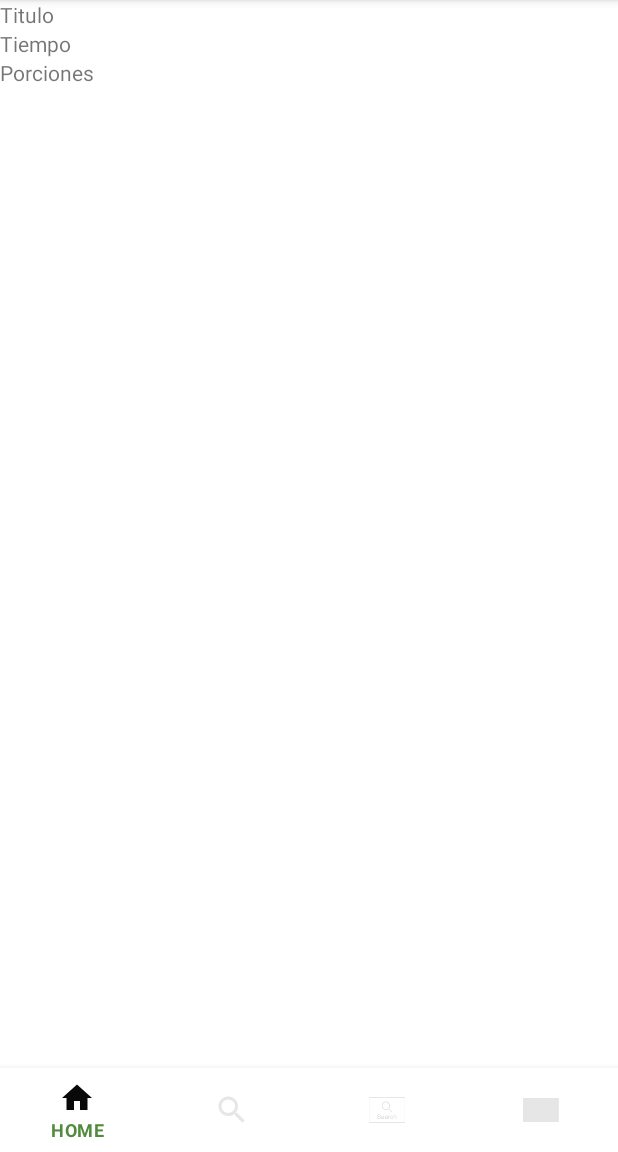
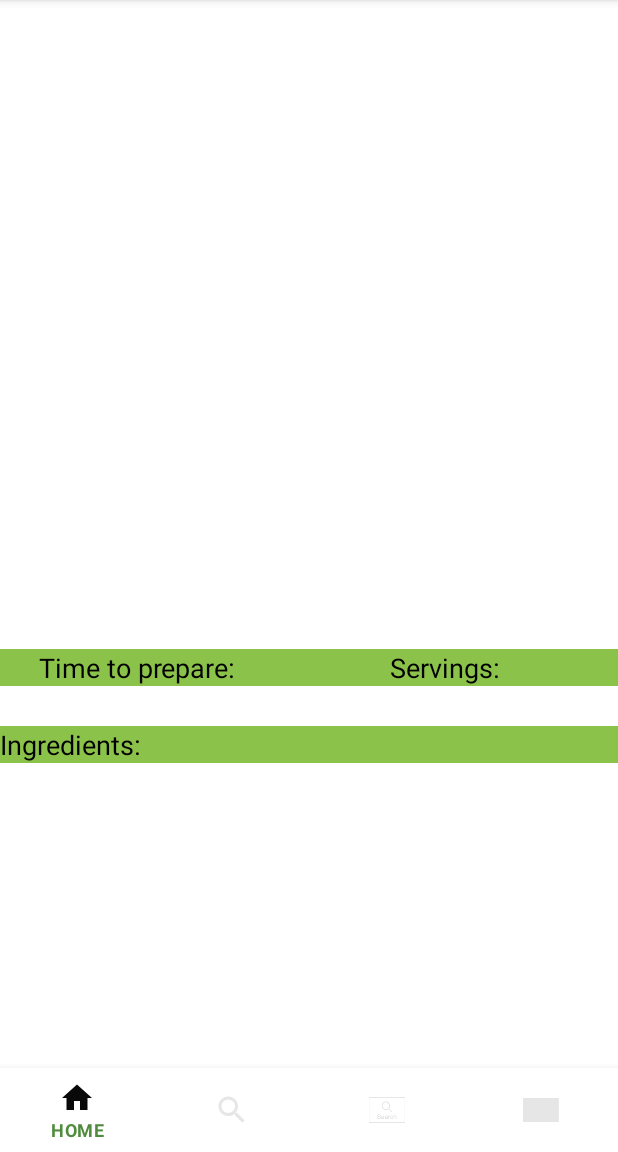
Before and after one commit to axeleatorss3/Easy_Recipe_Project, an Android app: the fragment DetalleFragment placed in its activity, on a phone screen of 412 x 824 dp, the part 84-1236 px from its top. Run offline under Robolectric (Android 15) with nearby library versions, the phone set to English and light mode, and no system bars; pictures from the network do not load.

Commit message:
Detalle receta completo

```diff
--- /dev/null
+++ b/app/src/main/java/com/example/project_easy_recipe/Adapter/ListIngredientAdapter.java
@@ -0,0 +1,54 @@
+package com.example.project_easy_recipe.Adapter;
+
+import android.content.Context;
+import android.view.LayoutInflater;
+import android.view.View;
+import android.view.ViewGroup;
+import android.widget.TextView;
+
+import androidx.annotation.NonNull;
+import androidx.recyclerview.widget.RecyclerView;
+
+import com.example.project_easy_recipe.R;
+import com.example.project_easy_recipe.models.Ingredients;
+
+import java.util.ArrayList;
+
+public class ListIngredientAdapter extends RecyclerView.Adapter<ListIngredientAdapter.ViewHolder>{
+    private ArrayList<Ingredients> dataset;
+    private Context context;
+
+    public ListIngredientAdapter(Context context){
+        this.context = context;
+        dataset = new ArrayList<>();
+    }
+    @NonNull
+    @Override
+    public ListIngredientAdapter.ViewHolder onCreateViewHolder(@NonNull ViewGroup parent, int viewType) {
+        View view = LayoutInflater.from(parent.getContext()).inflate(R.layout.ingredient_item,parent,false);
+        return new ViewHolder(view);
+    }
+
+    @Override
+    public void onBindViewHolder(@NonNull ListIngredientAdapter.ViewHolder holder, int position) {
+        Ingredients i = dataset.get(position);
+        holder.txtIngredient.setText(i.getOriginal());
+    }
+
+    @Override
+    public int getItemCount() {
+        return dataset.size();
+    }
+
+    public void adicionarIngredientes(ArrayList<Ingredients> listaIngredientes){
+        dataset.addAll(listaIngredientes);
+        notifyDataSetChanged();
+    }
+    public class ViewHolder extends RecyclerView.ViewHolder{
+        private TextView txtIngredient;
+        public ViewHolder(View itemView) {
+            super(itemView);
+            txtIngredient = itemView.findViewById(R.id.txtIngredient);
+        }
+    }
+}
--- a/app/src/main/java/com/example/project_easy_recipe/Fragments/DetalleFragment.java
+++ b/app/src/main/java/com/example/project_easy_recipe/Fragments/DetalleFragment.java
@@ -4,16 +4,28 @@ import android.os.Bundle;
 
 import androidx.annotation.Nullable;
 import androidx.fragment.app.Fragment;
+import androidx.recyclerview.widget.GridLayoutManager;
+import androidx.recyclerview.widget.RecyclerView;
 
 import android.util.Log;
 import android.view.LayoutInflater;
 import android.view.View;
 import android.view.ViewGroup;
+import android.widget.ImageView;
 import android.widget.TextView;
 
+import com.bumptech.glide.Glide;
+import com.bumptech.glide.load.engine.DiskCacheStrategy;
+import com.example.project_easy_recipe.Adapter.ListIngredientAdapter;
 import com.example.project_easy_recipe.R;
+import com.example.project_easy_recipe.models.IngredientResponse;
+import com.example.project_easy_recipe.models.Ingredients;
+import com.example.project_easy_recipe.models.Recipe;
 import com.example.project_easy_recipe.models.RecipeDetail;
+import com.example.project_easy_recipe.models.SpoontacularRespuesta;
 import com.example.project_easy_recipe.spoonApi.SpoontacularApiService;
+
+import java.util.ArrayList;
 
 import retrofit2.Call;
 import retrofit2.Callback;
@@ -63,6 +75,13 @@ public class DetalleFragment extends Fragment {
     TextView txtTitulo;
     TextView txtTiempo;
     TextView txtPorciones;
+    TextView txtDishTypes;
+    ImageView imgRecipe;
+    private RecyclerView recyclerIng;
+    private ListIngredientAdapter listIngredientAdapter;
+    private int offset;
+    private Retrofit retrofit;
+    ArrayList<Ingredients> list;
 
     @Override
     public void onCreate(Bundle savedInstanceState) {
@@ -89,20 +108,31 @@ public class DetalleFragment extends Fragment {
         txtTitulo = view.findViewById(R.id.txtTitulo);
         txtTiempo = view.findViewById(R.id.txtTiempo);
         txtPorciones = view.findViewById(R.id.txtPorciones);
+        imgRecipe = view.findViewById(R.id.imgRecipe);
+        txtDishTypes = view.findViewById(R.id.txtDishTypes);
 
+        recyclerIng = view.findViewById(R.id.recyclerIng);
+        listIngredientAdapter = new ListIngredientAdapter(getContext());
+        recyclerIng.setAdapter(listIngredientAdapter);
+        recyclerIng.setHasFixedSize(true);
+        GridLayoutManager layoutManager = new GridLayoutManager(getContext(),1);
+        recyclerIng.setLayoutManager(layoutManager);
+        retrofit = new Retrofit.Builder()
+                .baseUrl("https://api.spoonacular.com/")
+                .addConverterFactory(GsonConverterFactory.create())
+                .build();
         return view;
 
     }
     public void onActivityCreated(@Nullable Bundle savedInstanceState) {
         super.onActivityCreated(savedInstanceState);
             find(newId);
+            find2(newId);
 
     }
 
 
     private void find(String codigo){
-        Retrofit retrofit = new Retrofit.Builder().baseUrl("https://api.spoonacular.com/")
-                .addConverterFactory(GsonConverterFactory.create()).build();
         SpoontacularApiService spoontacularApiService = retrofit.create(SpoontacularApiService.class);
         Call<RecipeDetail> call = spoontacularApiService.find(codigo);
         call.enqueue(new Callback<RecipeDetail>() {
@@ -114,7 +144,7 @@ public class DetalleFragment extends Fragment {
                         txtTitulo.setText(r.getTitle());
                         txtTiempo.setText(String.valueOf(r.getReadyInMinutes()));
                         txtPorciones.setText(String.valueOf(r.getServings()));
-
+                        Glide.with(getContext()).load(r.getImage()).diskCacheStrategy(DiskCacheStrategy.ALL).into(imgRecipe);
 
                     }
                 }catch (Exception ex){
@@ -129,6 +159,26 @@ public class DetalleFragment extends Fragment {
         });
     }
 
+    private void find2(String codigo){
+        SpoontacularApiService spoontacularApiService = retrofit.create(SpoontacularApiService.class);
+        Call<IngredientResponse> ingredientResponseCall = spoontacularApiService.find2(codigo);
+        ingredientResponseCall.enqueue(new Callback<IngredientResponse>() {
+            @Override
+            public void onResponse(Call<IngredientResponse> call, Response<IngredientResponse> response) {
+                IngredientResponse ingredientResponse = response.body();
+                ArrayList<Ingredients> list = ingredientResponse.getExtendedIngredients();
+                listIngredientAdapter.adicionarIngredientes(list);
+            }
+
+            @Override
+            public void onFailure(Call<IngredientResponse> call, Throwable t) {
+                Log.e(TAG,"on failure: "+ t.getMessage());
+            }
+        });
+
+
+    }
+
 
 
 }
--- a/app/src/main/java/com/example/project_easy_recipe/models/Recipe.java
+++ b/app/src/main/java/com/example/project_easy_recipe/models/Recipe.java
@@ -1,10 +1,13 @@
 package com.example.project_easy_recipe.models;
+
+import java.util.ArrayList;
 
 public class Recipe {
     private int id;
     private String title;
     private String image;
     private String imageType;
+
 
     public int getId() {
         return id;
@@ -37,4 +40,6 @@ public class Recipe {
     public void setImageType(String imageType) {
         this.imageType = imageType;
     }
+
+
 }
--- a/app/src/main/java/com/example/project_easy_recipe/spoonApi/SpoontacularApiService.java
+++ b/app/src/main/java/com/example/project_easy_recipe/spoonApi/SpoontacularApiService.java
@@ -1,5 +1,7 @@
 package com.example.project_easy_recipe.spoonApi;
 
+import com.example.project_easy_recipe.models.IngredientResponse;
+import com.example.project_easy_recipe.models.Ingredients;
 import com.example.project_easy_recipe.models.RecipeDetail;
 import com.example.project_easy_recipe.models.SpoontacularRespuesta;
 
@@ -16,4 +18,8 @@ public interface SpoontacularApiService {
     );
     @GET("recipes/{id}/information?apiKey=65628ebfbf434f2c8615a77f27fd0707&includeNutrition=false")
     public Call<RecipeDetail> find(@Path("id") String id);
+
+    @GET("recipes/{id}/information?apiKey=65628ebfbf434f2c8615a77f27fd0707&includeNutrition=false")
+    public Call<IngredientResponse> find2(@Path("id") String id);
+
 }
--- a/app/src/main/res/layout/fragment_detalle.xml
+++ b/app/src/main/res/layout/fragment_detalle.xml
@@ -1,9 +1,13 @@
 <?xml version="1.0" encoding="utf-8"?>
 <LinearLayout xmlns:android="http://schemas.android.com/apk/res/android"
+    xmlns:app="http://schemas.android.com/apk/res-auto"
     xmlns:tools="http://schemas.android.com/tools"
     android:id="@+id/lytDetalle"
     android:layout_width="match_parent"
-    android:layout_height="match_parent"
+    android:layout_height="wrap_content"
+    android:layout_weight="1"
+    android:background="#F8F2F2"
+    android:backgroundTint="#FFFFFF"
     android:orientation="vertical"
     tools:context=".Fragments.DetalleFragment">
 
@@ -11,17 +15,87 @@
         android:id="@+id/txtTitulo"
         android:layout_width="match_parent"
         android:layout_height="wrap_content"
-        android:text="Titulo" />
+        android:background="#FFFFFF"
+        android:textAlignment="center"
+        android:textColor="#000000"
+        android:textSize="24sp" />
 
-    <TextView
-        android:id="@+id/txtTiempo"
+    <ImageView
+        android:id="@+id/imgRecipe"
+        android:layout_width="800px"
+        android:layout_height="600px"
+        android:layout_gravity="center"
+        android:backgroundTint="#FFFFFF"
+        tools:src="@tools:sample/avatars" />
+
+    <LinearLayout
         android:layout_width="match_parent"
         android:layout_height="wrap_content"
-        android:text="Tiempo" />
+        android:background="#8BC34A"
+        android:orientation="horizontal">
 
-    <TextView
-        android:id="@+id/txtPorciones"
+        <TextView
+            android:id="@+id/textView"
+            android:layout_width="wrap_content"
+            android:layout_height="wrap_content"
+            android:layout_weight="1"
+            android:text="Time to prepare:"
+            android:textAlignment="center"
+            android:textColor="#000000"
+            android:textSize="18sp" />
+
+        <TextView
+            android:id="@+id/txtTiempo"
+            android:layout_width="wrap_content"
+            android:layout_height="wrap_content"
+            android:layout_weight="1"
+            android:textSize="18sp" />
+
+        <TextView
+            android:id="@+id/textView2"
+            android:layout_width="wrap_content"
+            android:layout_height="wrap_content"
+            android:layout_weight="1"
+            android:text="Servings:"
+            android:textAlignment="center"
+            android:textColor="#000000"
+            android:textSize="18sp" />
+
+        <TextView
+            android:id="@+id/txtPorciones"
+            android:layout_width="wrap_content"
+            android:layout_height="wrap_content"
+            android:layout_weight="1"
+            android:textSize="18sp" />
+    </LinearLayout>
+
+    <LinearLayout
         android:layout_width="match_parent"
-        android:layout_height="wrap_content"
-        android:text="Porciones" />
+        android:layout_height="match_parent"
+        android:layout_marginTop="40px"
+        android:background="#8BC34A"
+        android:orientation="horizontal">
+
+        <TextView
+            android:id="@+id/textView3"
+            android:layout_width="wrap_content"
+            android:layout_height="wrap_content"
+            android:layout_weight="1"
+            android:text="Ingredients:"
+            android:textColor="#000000"
+            android:textSize="18sp" />
+
+        <TextView
+            android:id="@+id/txtDishTypes"
+            android:layout_width="wrap_content"
+            android:layout_height="wrap_content"
+            android:layout_weight="4"
+            android:textSize="18sp" />
+    </LinearLayout>
+
+    <androidx.recyclerview.widget.RecyclerView
+        android:id="@+id/recyclerIng"
+        android:layout_width="match_parent"
+        android:layout_height="wrap_content" />
+
 </LinearLayout>
```
Also changed, not shown: app/src/main/java/com/example/project_easy_recipe/models/IngredientResponse.java (added, +15 -0 lines), app/src/main/java/com/example/project_easy_recipe/models/Ingredients.java (added, +13 -0 lines), app/src/main/java/com/example/project_easy_recipe/models/RecipeDetail.java (+27 -0 lines), app/src/main/res/layout/ingredient_item.xml (added, +13 -0 lines), app/src/main/res/layout/item_receta.xml (+6 -2 lines).
